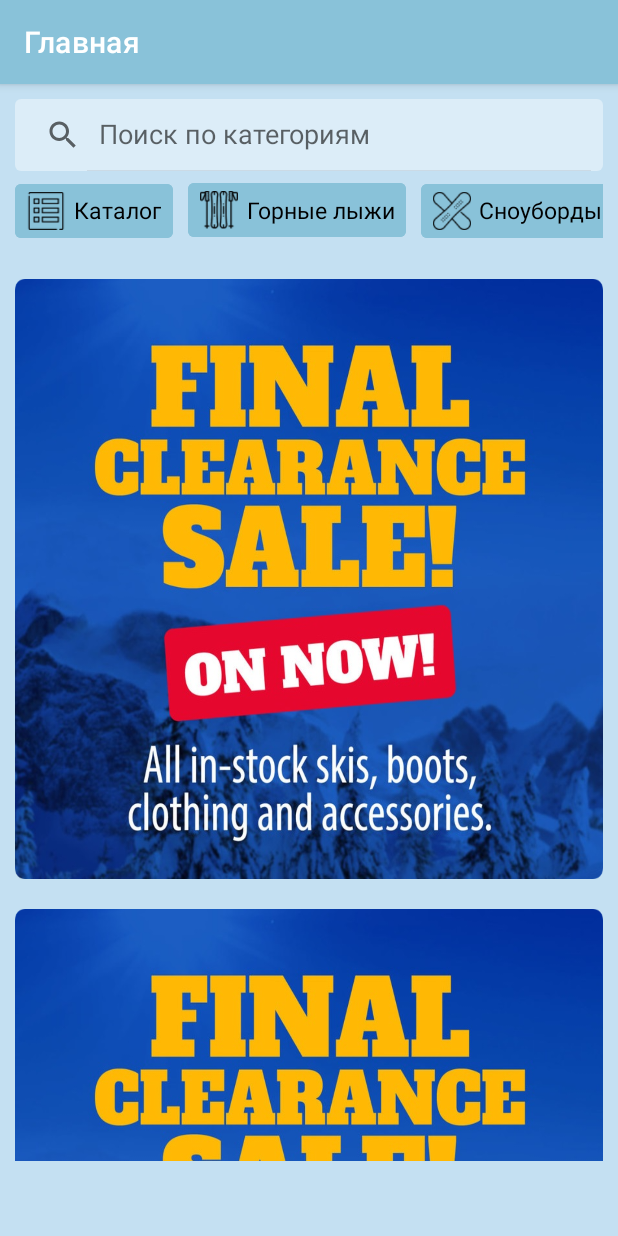
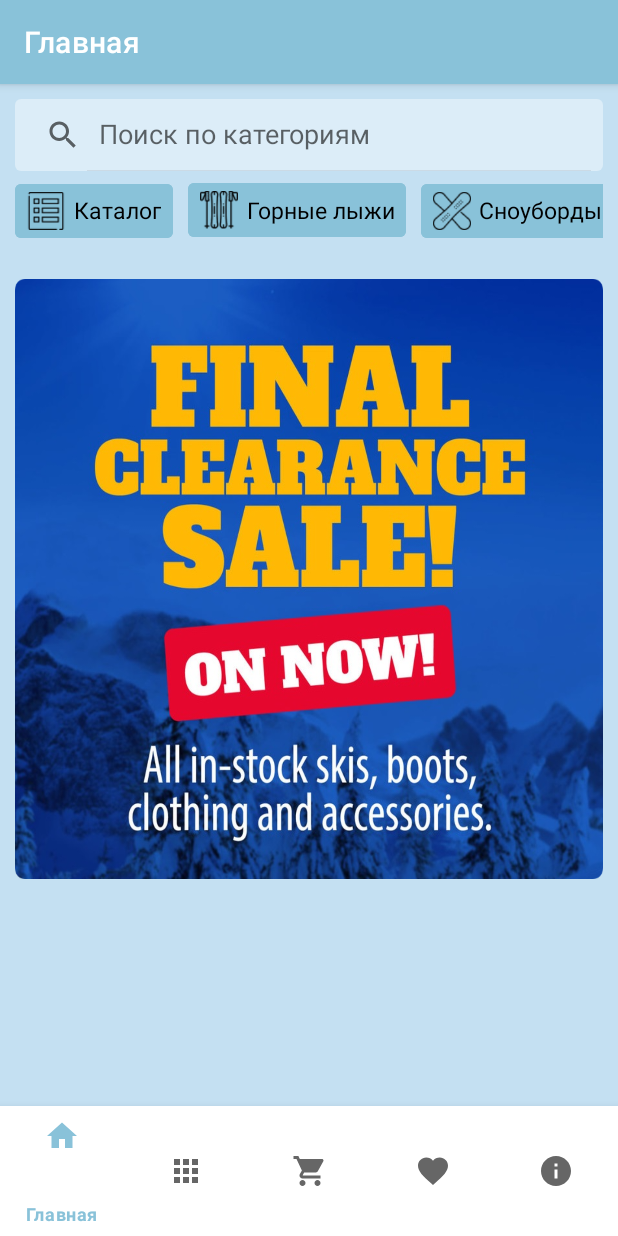
Before and after one commit to DIR2A/MyApp3.0, an Android app: the screen it shows after launch (MainActivity), on a phone screen of 412 x 824 dp. Run offline under Robolectric (Android 15) with nearby library versions, the phone set to English and light mode, and no system bars.

Commit message:
commit 3

```diff
--- a/app/build.gradle
+++ b/app/build.gradle
@@ -31,7 +31,7 @@ dependencies {
     implementation 'androidx.navigation:navigation-fragment:2.4.1'
     implementation 'androidx.navigation:navigation-ui:2.4.1'
     implementation 'androidx.appcompat:appcompat:1.4.1'
-    implementation 'com.google.android.material:material:1.5.0'
+    implementation 'com.google.android.material:material:1.0.0'
     implementation 'androidx.constraintlayout:constraintlayout:2.1.3'
     testImplementation 'junit:junit:4.13.2'
     androidTestImplementation 'androidx.test.ext:junit:1.1.3'
--- a/app/src/main/res/layout/activity_main.xml
+++ b/app/src/main/res/layout/activity_main.xml
@@ -1,6 +1,7 @@
 <?xml version="1.0" encoding="utf-8"?>
 <RelativeLayout xmlns:android="http://schemas.android.com/apk/res/android"
     xmlns:app="http://schemas.android.com/apk/res-auto"
+    xmlns:tools="http://schemas.android.com/tools"
     android:id="@+id/some_id"
     android:layout_width="fill_parent"
     android:layout_height="fill_parent"
@@ -192,27 +193,20 @@
                 android:layout_height="400dp"
                 android:layout_marginTop="20dp"
                 android:background="@drawable/sales_ads"
+                android:contentDescription="@string/sale_items"
                 app:cornerRadius="4dp"
-                android:contentDescription="@string/sale_items" />
-
-            <ImageButton
-                android:layout_width="wrap_content"
-                android:layout_height="400dp"
-                android:layout_marginTop="20dp"
-                android:background="@drawable/sales_ads"
-                app:cornerRadius="4dp"
-                android:contentDescription="@string/sale_items" />
-
-            <ImageButton
-                android:layout_width="wrap_content"
-                android:layout_height="400dp"
-                android:layout_marginTop="20dp"
-                android:background="@drawable/sales_ads"
-                app:cornerRadius="4dp"
-                android:contentDescription="@string/sale_items" />
-
+                tools:ignore="DuplicateSpeakableTextCheck" />
         </LinearLayout>
 
     </ScrollView>
 
+    <com.google.android.material.bottomnavigation.BottomNavigationView
+        android:id="@+id/BottomNavigationView"
+        android:layout_width="match_parent"
+        android:layout_height="match_parent"
+        android:layout_marginTop="681dp"
+        app:menu="@menu/bottom_navigation" />
+
+    <!--        android:background="@drawable/search_text_view"-->
+
 </RelativeLayout>
--- /dev/null
+++ b/app/src/main/res/menu/bottom_navigation.xml
@@ -0,0 +1,24 @@
+<?xml version="1.0" encoding="utf-8"?>
+<menu xmlns:android="http://schemas.android.com/apk/res/android">
+
+    <item
+        android:title="@string/main"
+        android:id="@+id/mainActivity"
+        android:icon="@drawable/ic_baseline_home_24"/>
+    <item
+        android:title="@string/catalog"
+        android:id="@+id/catalog"
+        android:icon="@drawable/ic_baseline_apps_24"/>
+    <item
+        android:title="@string/cart"
+        android:id="@+id/cart"
+        android:icon="@drawable/ic_baseline_shopping_cart_24"/>
+    <item
+        android:title="@string/liked"
+        android:id="@+id/liked"
+        android:icon="@drawable/ic_baseline_favorite_24"/>
+    <item
+        android:title="@string/about_us"
+        android:id="@+id/about_us"
+        android:icon="@drawable/ic_baseline_info_24"/>
+</menu>
```
Also changed, not shown: app/src/main/res/navigation/app_navigation.xml (+22 -2 lines).
